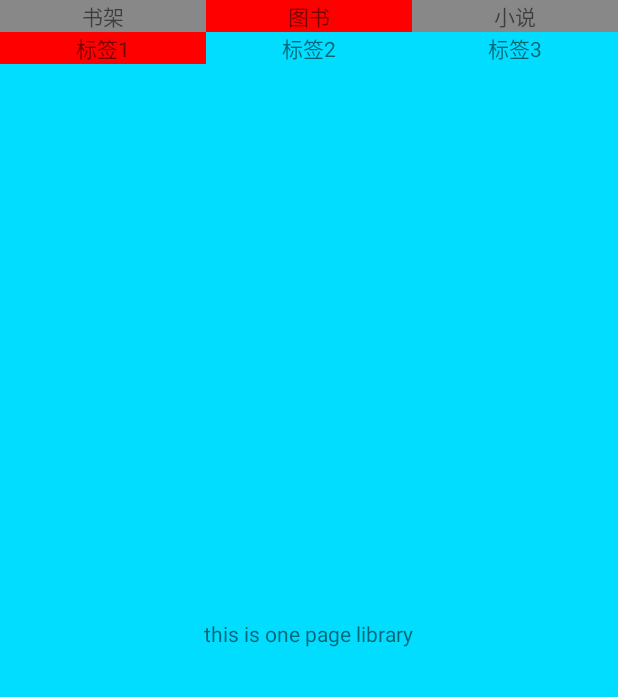
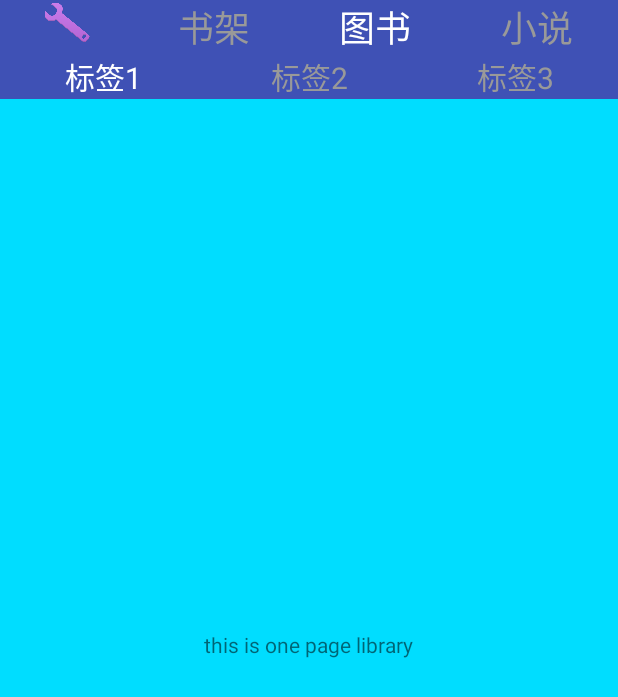
Before and after one commit to xiejinlong/lovelyBookReader, an Android app: the screen it shows after launch (MainActivity), after a tap on "图书", on a phone screen of 412 x 824 dp. Shown: the top 697 px of the screen. Run offline under Robolectric (Android 15) with nearby library versions, the phone set to English and light mode, and no system bars; 1 other tap on this screen came first.

Commit message:
MOD: the new viewpage

```diff
--- a/LovelyBookReader/app/src/main/java/com/example/lovely/lovelybookreader/MainActivity.java
+++ b/LovelyBookReader/app/src/main/java/com/example/lovely/lovelybookreader/MainActivity.java
@@ -6,6 +6,7 @@ import android.os.Bundle;
 import android.support.v4.app.FragmentActivity;
 import android.support.v4.view.ViewPager;
 import android.view.KeyEvent;
+import android.view.LayoutInflater;
 import android.view.MotionEvent;
 import android.view.View;
 import android.view.WindowManager;
@@ -19,6 +20,7 @@ import com.example.lovely.lovelybookreader.fragment.BookMainFragmentPage3;
 
 import java.util.ArrayList;
 import java.util.List;
+import java.util.zip.Inflater;
 
 public class MainActivity extends FragmentActivity implements View.OnClickListener{
     private ViewPager viewPager;
@@ -30,7 +32,7 @@ public class MainActivity extends FragmentActivity implements View.OnClickListen
     @Override
     protected void onCreate(Bundle savedInstanceState) {
         super.onCreate(savedInstanceState);
-        getWindow().setFlags(WindowManager.LayoutParams.FLAG_FULLSCREEN,WindowManager.LayoutParams.FLAG_FULLSCREEN);
+        //getWindow().setFlags(WindowManager.LayoutParams.FLAG_FULLSCREEN,WindowManager.LayoutParams.FLAG_FULLSCREEN);
         setContentView(R.layout.activity_main);
         initView();
         initViewPager();
@@ -52,18 +54,18 @@ public class MainActivity extends FragmentActivity implements View.OnClickListen
         bookShelfText.setOnClickListener(this);
         bookText.setOnClickListener(this);
         novelText.setOnClickListener(this);
-        bookShelfText.setBackgroundColor(Color.RED);
+        bookShelfText.setSelected(true);
     }
 
     private void initViewPager() {
         fragmentList = new ArrayList<>();
-        BookMainFragmentPage1 fragmentPage1 = new BookMainFragmentPage1();
-        BookMainFragmentPage2 fragmentPage2 = new BookMainFragmentPage2();
+       BookMainFragmentPage1 fragmentPage1 = new BookMainFragmentPage1();
+       BookMainFragmentPage2 fragmentPage2 = new BookMainFragmentPage2();
         BookMainFragmentPage3 fragmentPage3 = new BookMainFragmentPage3();
         fragmentList.add(fragmentPage1);
-        fragmentList.add(fragmentPage2);
-        fragmentList.add(fragmentPage3);
-        viewPager.setAdapter(new BookFragmentAdapter(getSupportFragmentManager(),fragmentList));
+      fragmentList.add(fragmentPage2);
+       fragmentList.add(fragmentPage3);
+       viewPager.setAdapter(new BookFragmentAdapter(getSupportFragmentManager(),fragmentList));
         viewPager.addOnPageChangeListener(new ViewPager.OnPageChangeListener() {
             @Override
             public void onPageScrolled(int position, float positionOffset, int positionOffsetPixels) {
@@ -74,19 +76,19 @@ public class MainActivity extends FragmentActivity implements View.OnClickListen
             public void onPageSelected(int position) {
                 switch (position) {
                     case 0:
-                        bookShelfText.setBackgroundColor(Color.RED);
-                        bookText.setBackgroundColor(Color.GRAY);
-                        novelText.setBackgroundColor(Color.GRAY);
+                       bookShelfText.setSelected(true);
+                        bookText.setSelected(false);
+                        novelText.setSelected(false);
                         break;
                     case 1:
-                        bookShelfText.setBackgroundColor(Color.GRAY);
-                        bookText.setBackgroundColor(Color.RED);
-                        novelText.setBackgroundColor(Color.GRAY);
+                        bookShelfText.setSelected(false);
+                        bookText.setSelected(true);
+                        novelText.setSelected(false);
                         break;
                     case 2:
-                        bookShelfText.setBackgroundColor(Color.GRAY);
-                        novelText.setBackgroundColor(Color.RED);
-                        bookText.setBackgroundColor(Color.GRAY);
+                        bookShelfText.setSelected(false);
+                        novelText.setSelected(true);
+                        bookText.setSelected(false);
                         break;
                     default:
                         break;
@@ -98,42 +100,27 @@ public class MainActivity extends FragmentActivity implements View.OnClickListen
 
             }
         });
-        viewPager.setOnTouchListener(new View.OnTouchListener() {
-            @Override
-            public boolean onTouch(View view, MotionEvent motionEvent) {
-                switch (motionEvent.getAction()) {
-                    case MotionEvent.ACTION_MOVE:
-                        viewPager.requestDisallowInterceptTouchEvent(true);
-                        break;
-                    case MotionEvent.ACTION_UP:
-                    case MotionEvent.ACTION_CANCEL:
-                        viewPager.requestDisallowInterceptTouchEvent(false);
-                        break;
-                }
-                return true;
-            }
-        });
     }
 
     @Override
     public void onClick(View view) {
         switch (view.getId()) {
             case R.id.book_shelf:
-                bookShelfText.setBackgroundColor(Color.RED);
-                bookText.setBackgroundColor(Color.GRAY);
-                novelText.setBackgroundColor(Color.GRAY);
+                bookShelfText.setSelected(true);
+                bookText.setSelected(false);
+                novelText.setSelected(false);
                 viewPager.setCurrentItem(0);
                 break;
             case R.id.book_library:
-                bookShelfText.setBackgroundColor(Color.GRAY);
-                bookText.setBackgroundColor(Color.RED);
-                novelText.setBackgroundColor(Color.GRAY);
+                bookShelfText.setSelected(true);
+                bookText.setSelected(true);
+                novelText.setSelected(false);
                 viewPager.setCurrentItem(1);
                 break;
             case R.id.book_novel:
-                bookShelfText.setBackgroundColor(Color.GRAY);
-                novelText.setBackgroundColor(Color.RED);
-                bookText.setBackgroundColor(Color.GRAY);
+                bookShelfText.setSelected(true);
+                bookText.setSelected(false);
+                novelText.setSelected(true);
                 viewPager.setCurrentItem(2);
                 break;
             default:
@@ -150,5 +137,4 @@ public class MainActivity extends FragmentActivity implements View.OnClickListen
             finish();
         }
     }
-
 }
--- a/LovelyBookReader/app/src/main/java/com/example/lovely/lovelybookreader/fragment/BookMainFragmentPage3.java
+++ b/LovelyBookReader/app/src/main/java/com/example/lovely/lovelybookreader/fragment/BookMainFragmentPage3.java
@@ -24,10 +24,6 @@ public class BookMainFragmentPage3 extends Fragment {
     @Override
     public View onCreateView(LayoutInflater inflater, ViewGroup container, Bundle savedInstanceState) {
         View view = inflater.inflate(R.layout.book_main_page_3,null);
-        viewPager = (ViewPager) view.findViewById(R.id.book_novel_view_pager);
-        textView1 = (TextView) view.findViewById(R.id.book_novel_title_1);
-        textView2 = (TextView) view.findViewById(R.id.book_novel_title_2);
-        textView3 = (TextView) view.findViewById(R.id.book_novel_title_3);
         return view;
     }
 }
--- /dev/null
+++ b/LovelyBookReader/app/src/main/res/drawable/tab_text_color_selector.xml
@@ -0,0 +1,5 @@
+<?xml version="1.0" encoding="utf-8"?>
+<selector xmlns:android="http://schemas.android.com/apk/res/android">
+    <item android:state_selected="true" android:color="@color/tab_text_color"/>
+    <item android:state_selected="false" android:color="@color/teb_text_color_unselected"/>
+</selector>
--- /dev/null
+++ b/LovelyBookReader/app/src/main/res/drawable/tab_text_size_selector.xml
@@ -0,0 +1,3 @@
+<?xml version="1.0" encoding="utf-8"?>
+<selector xmlns:android="http://schemas.android.com/apk/res/android">
+</selector>
--- a/LovelyBookReader/app/src/main/res/layout/activity_main.xml
+++ b/LovelyBookReader/app/src/main/res/layout/activity_main.xml
@@ -11,18 +11,28 @@
         android:layout_height="wrap_content"
         android:layout_alignParentTop="true"
         android:id="@+id/book_title_tab"
-        android:background="@android:color/darker_gray">
+        android:background="@color/tab_background_color">
+        <ImageView
+            android:layout_width="30dp"
+            android:layout_height="30dp"
+            android:clickable="true"
+            android:src="@drawable/book_configure"
+            android:layout_weight="1"/>
         <TextView
             android:layout_width="wrap_content"
             android:layout_height="wrap_content"
             android:id="@+id/book_shelf"
             android:gravity="center"
             android:text="书架"
+            android:textColor="@drawable/tab_text_color_selector"
+            android:textSize="24sp"
             android:layout_weight="1"/>
         <TextView
             android:layout_width="wrap_content"
             android:layout_height="wrap_content"
             android:text="图书"
+            android:textSize="24sp"
+            android:textColor="@drawable/tab_text_color_selector"
             android:id="@+id/book_library"
             android:gravity="center"
             android:layout_weight="1"/>
@@ -30,7 +40,9 @@
             android:layout_width="wrap_content"
             android:layout_height="wrap_content"
             android:text="小说"
+            android:textColor="@drawable/tab_text_color_selector"
             android:id="@+id/book_novel"
+            android:textSize="24sp"
             android:gravity="center"
             android:layout_weight="1"/>
     </LinearLayout>
--- a/LovelyBookReader/app/src/main/res/layout/book_main_page_2.xml
+++ b/LovelyBookReader/app/src/main/res/layout/book_main_page_2.xml
@@ -7,12 +7,15 @@
        android:layout_height="wrap_content"
        android:orientation="horizontal"
        android:layout_alignParentTop="true"
+       android:background="@color/tab_background_color"
        android:id="@+id/book_library_text_title">
        <TextView
            android:layout_width="wrap_content"
            android:layout_height="wrap_content"
            android:id="@+id/book_library_title_1"
            android:text = "标签1"
+           android:textColor="@drawable/tab_text_color_selector"
+           android:textSize="20sp"
            android:gravity="center"
            android:layout_weight="1"/>
        <TextView
@@ -20,6 +23,8 @@
            android:layout_height="wrap_content"
            android:id="@+id/book_library_title_2"
            android:text="标签2"
+           android:textColor="@drawable/tab_text_color_selector"
+           android:textSize="20sp"
            android:gravity="center"
            android:layout_weight="1"/>
        <TextView
@@ -27,6 +32,8 @@
            android:layout_height="wrap_content"
            android:id="@+id/book_library_title_3"
            android:text="标签3"
+           android:textColor="@drawable/tab_text_color_selector"
+           android:textSize="20sp"
            android:gravity="center"
            android:layout_weight="1"/>
    </LinearLayout>
--- a/LovelyBookReader/app/src/main/res/values/colors.xml
+++ b/LovelyBookReader/app/src/main/res/values/colors.xml
@@ -3,4 +3,7 @@
     <color name="colorPrimary">#3F51B5</color>
     <color name="colorPrimaryDark">#303F9F</color>
     <color name="colorAccent">#FF4081</color>
+    <color name="tab_background_color">#FF3F51B5</color>
+    <color name="tab_text_color">#FFFFFFFF</color>
+    <color name="teb_text_color_unselected">#FF999999</color>
 </resources>
```
Also changed, not shown: LovelyBookReader/app/src/main/java/com/example/lovely/lovelybookreader/fragment/BookMainFragmentPage2.java (+19 -20 lines), LovelyBookReader/app/src/main/java/com/example/lovely/lovelybookreader/fragment/ChildViewPager.java (+0 -40 lines), LovelyBookReader/app/src/main/res/layout/book_main_page_3.xml (+3 -32 lines), LovelyBookReader/app/src/main/res/drawable/book_configure.png (added).
